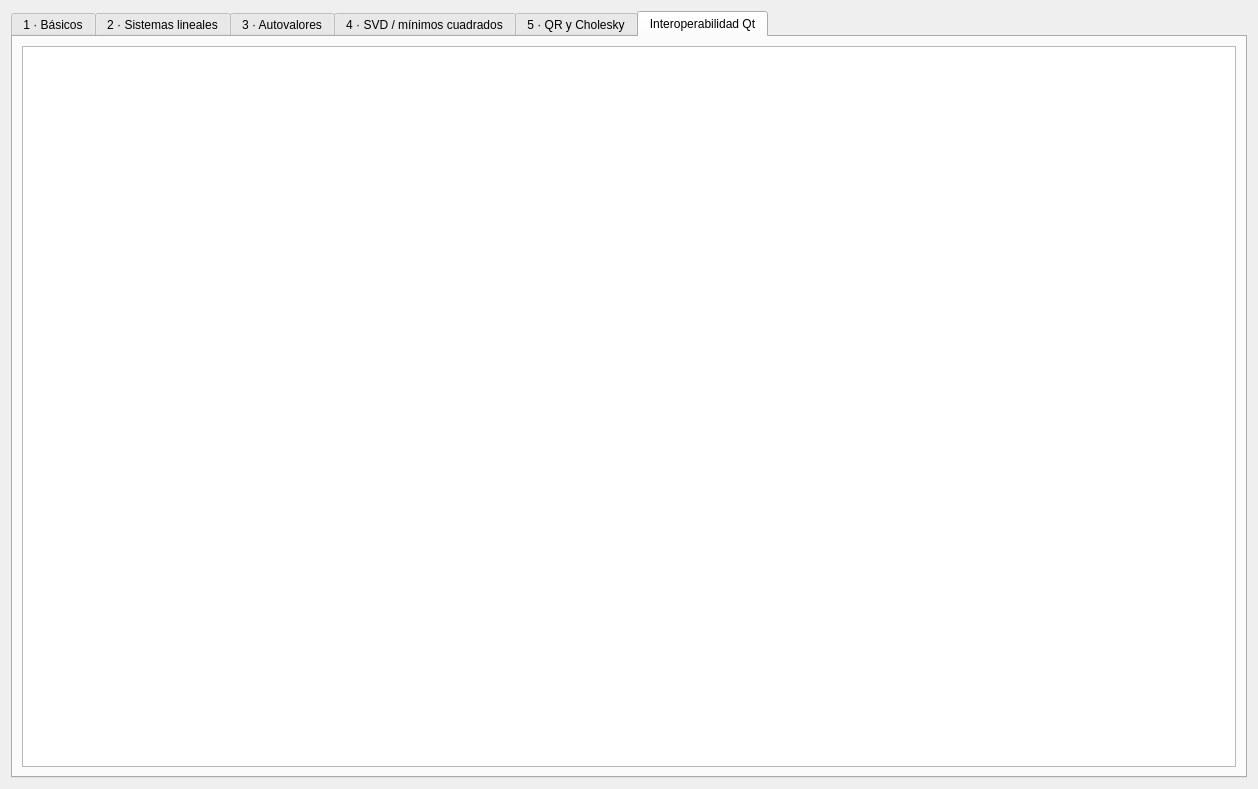
Old version of the form src/testeigenview.ui in the repository federicomartinlara1976/testeigen.
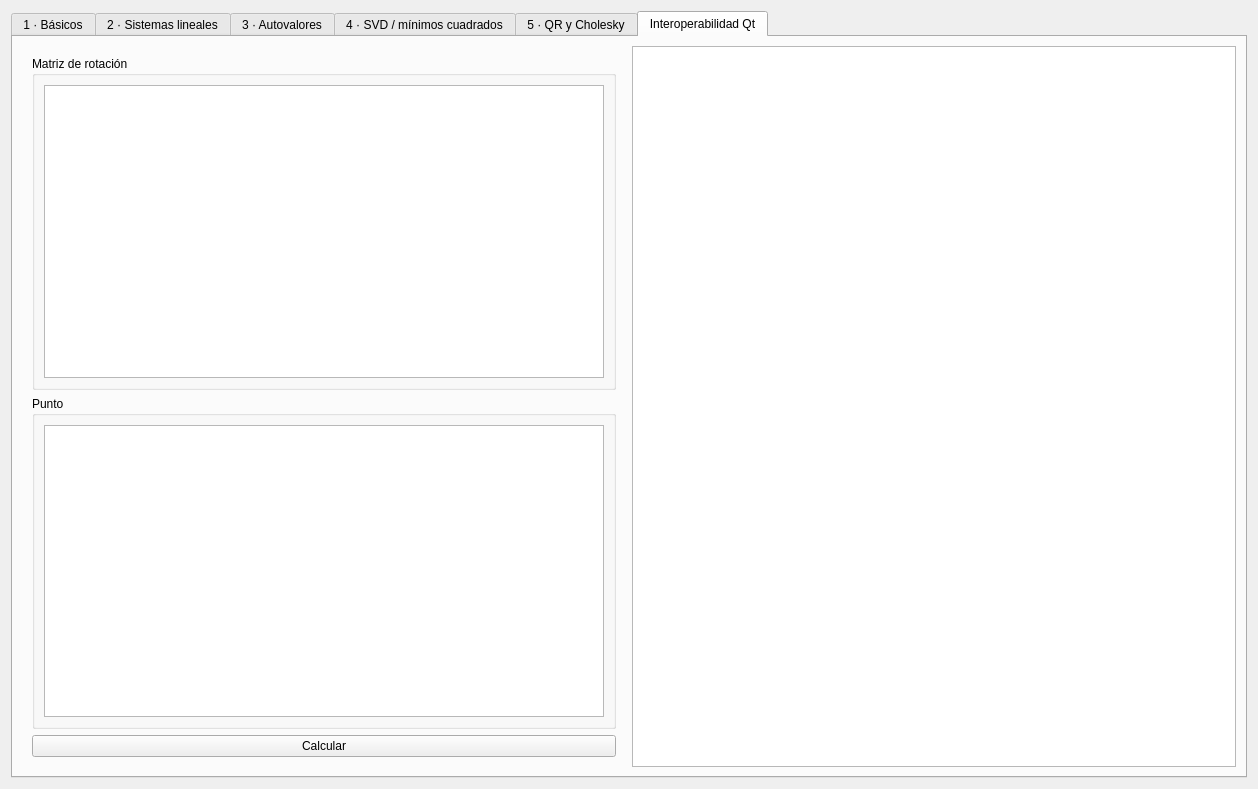
New version of the form. The open tabs and pages were chosen to show the change. Icons and pictures are not drawn.

Commit message: Se termina interoperabilidad

Diff of the .ui file:
```diff
--- a/src/testeigenview.ui
+++ b/src/testeigenview.ui
@@ -326,6 +326,53 @@
        <string>Interoperabilidad Qt</string>
       </attribute>
       <layout class="QHBoxLayout" name="horizontalLayout_6">
+       <item>
+        <layout class="QVBoxLayout" name="verticalLayout_6">
+         <property name="leftMargin">
+          <number>10</number>
+         </property>
+         <property name="topMargin">
+          <number>10</number>
+         </property>
+         <property name="rightMargin">
+          <number>10</number>
+         </property>
+         <property name="bottomMargin">
+          <number>10</number>
+         </property>
+         <item>
+          <widget class="QGroupBox" name="groupBox">
+           <property name="title">
+            <string>Matriz de rotación</string>
+           </property>
+           <layout class="QVBoxLayout" name="verticalLayout_7">
+            <item>
+             <widget class="QTableWidget" name="tableWidget_interop_transform"/>
+            </item>
+           </layout>
+          </widget>
+         </item>
+         <item>
+          <widget class="QGroupBox" name="groupBox_2">
+           <property name="title">
+            <string>Punto</string>
+           </property>
+           <layout class="QVBoxLayout" name="verticalLayout_8">
+            <item>
+             <widget class="QTableWidget" name="tableWidget_interop_point"/>
+            </item>
+           </layout>
+          </widget>
+         </item>
+         <item>
+          <widget class="QPushButton" name="btnCalcularInteroperabilidad">
+           <property name="text">
+            <string>Calcular</string>
+           </property>
+          </widget>
+         </item>
+        </layout>
+       </item>
        <item>
         <widget class="QTextEdit" name="textEdit_6"/>
        </item>
```
The commit also changes 3 other files.
